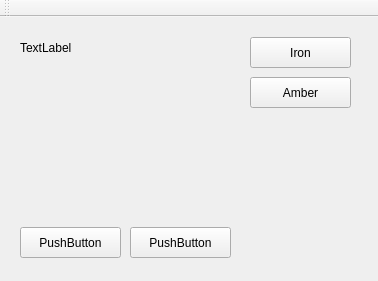
Qt form mainwindow.ui (wpsteak/QT_Practice) before a commit.
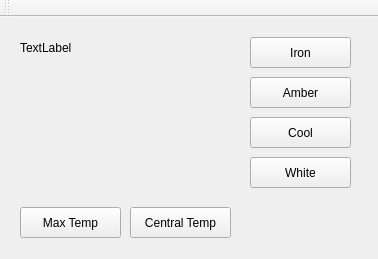
The same form after that commit.

Commit message: now can switch temp location (max/central)

What changed in the file:
```diff
--- a/mainwindow.ui
+++ b/mainwindow.ui
@@ -7,7 +7,7 @@
     <x>0</x>
     <y>0</y>
     <width>378</width>
-    <height>281</height>
+    <height>259</height>
    </rect>
   </property>
   <property name="windowTitle">
@@ -44,26 +44,26 @@
     <property name="geometry">
      <rect>
       <x>20</x>
-      <y>210</y>
+      <y>190</y>
       <width>101</width>
       <height>31</height>
      </rect>
     </property>
     <property name="text">
-     <string>PushButton</string>
+     <string>Max Temp</string>
     </property>
    </widget>
    <widget class="QPushButton" name="pushButton_4">
     <property name="geometry">
      <rect>
       <x>130</x>
-      <y>210</y>
+      <y>190</y>
       <width>101</width>
       <height>31</height>
      </rect>
     </property>
     <property name="text">
-     <string>PushButton</string>
+     <string>Central Temp</string>
     </property>
    </widget>
    <widget class="QWidget" name="widget" native="true">
@@ -102,6 +102,32 @@
      </property>
     </widget>
    </widget>
+   <widget class="QPushButton" name="pushButton">
+    <property name="geometry">
+     <rect>
+      <x>250</x>
+      <y>100</y>
+      <width>101</width>
+      <height>31</height>
+     </rect>
+    </property>
+    <property name="text">
+     <string>Cool</string>
+    </property>
+   </widget>
+   <widget class="QPushButton" name="pushButton_2">
+    <property name="geometry">
+     <rect>
+      <x>250</x>
+      <y>140</y>
+      <width>101</width>
+      <height>31</height>
+     </rect>
+    </property>
+    <property name="text">
+     <string>White</string>
+    </property>
+   </widget>
   </widget>
   <widget class="QToolBar" name="mainToolBar">
    <property name="windowTitle">
```
Left out of the diff: 4 changed lines with no effect on the pictures. The commit also changes 2 other files.
